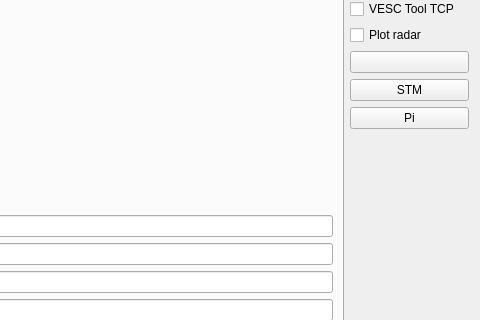
Before: the Qt Designer form Linux/RC_Car_Tool/carinterface.ui in vedderb/rise_sdvp, drawn with Qt 5; both pictures show x 448 to 928 and y 171 to 491 of the 928 by 586 pixel window.
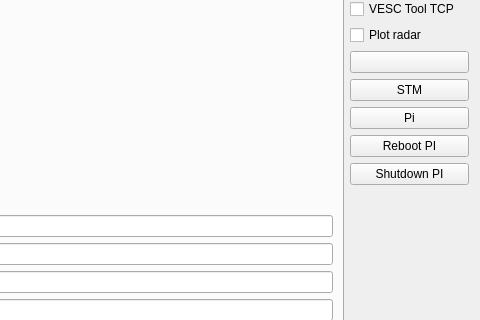
After: the same form once the commit is applied. Icons and pictures are not drawn. Custom widgets are drawn as their Qt base class.

Commit message: Added reboot command for the PI, use old serialport implementation in Car_Client to avoid segfaults on unplug

The edit to the form file:
```diff
--- a/Linux/RC_Car_Tool/carinterface.ui
+++ b/Linux/RC_Car_Tool/carinterface.ui
@@ -1815,6 +1815,28 @@
        </property>
       </widget>
      </item>
+     <item>
+      <widget class="QPushButton" name="rebootPiButton">
+       <property name="text">
+        <string>Reboot PI</string>
+       </property>
+       <property name="icon">
+        <iconset resource="resources.qrc">
+         <normaloff>:/models/Icons/Restart-96.png</normaloff>:/models/Icons/Restart-96.png</iconset>
+       </property>
+      </widget>
+     </item>
+     <item>
+      <widget class="QPushButton" name="shutdownPiButton">
+       <property name="text">
+        <string>Shutdown PI</string>
+       </property>
+       <property name="icon">
+        <iconset resource="resources.qrc">
+         <normaloff>:/models/Icons/Shutdown-96.png</normaloff>:/models/Icons/Shutdown-96.png</iconset>
+       </property>
+      </widget>
+     </item>
      <item>
       <spacer name="verticalSpacer">
        <property name="orientation">
```
The commit also changes 22 other files.
